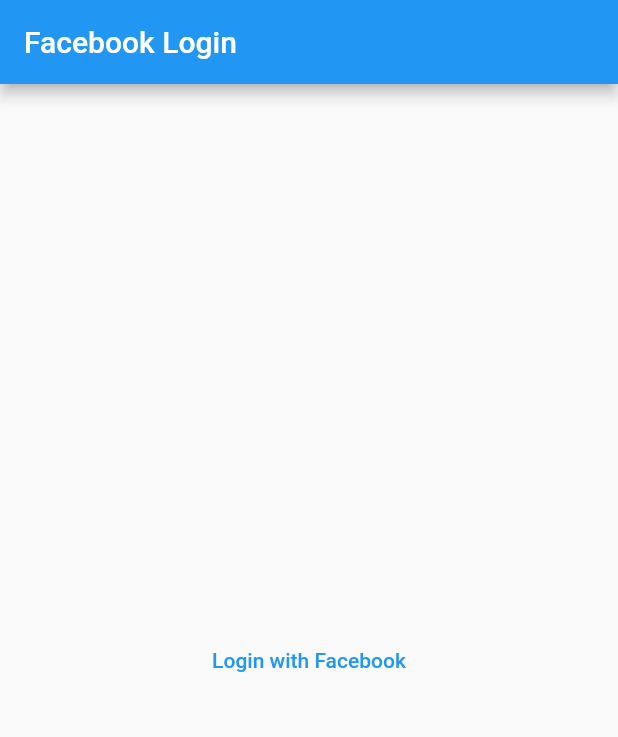
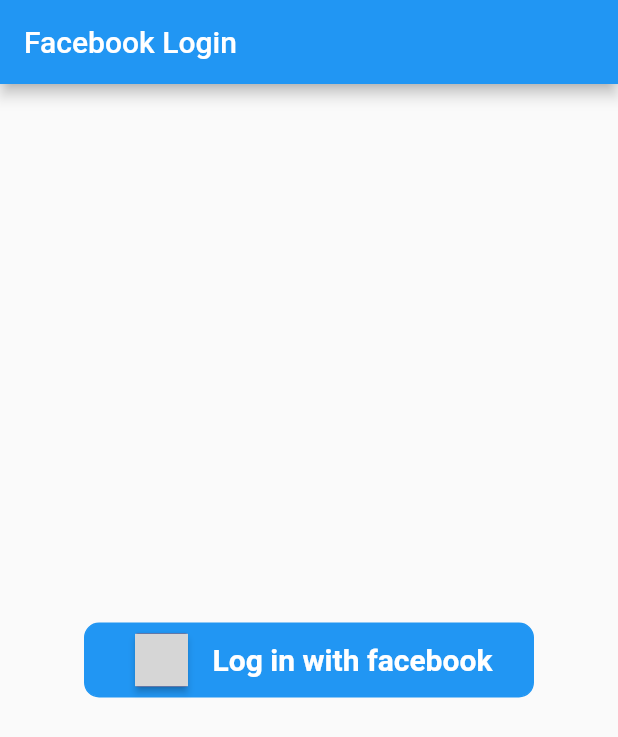
Before and after one commit to Muhammad-Ullah/facebook, a Flutter app: the screen it shows after launch, on a phone screen of 412 x 824 dp. Shown: the top 737 px of the screen. Run offline on Flutter 3.47's test engine with Material 2 defaults, Android fonts, the phone set to English and light mode, and no system bars; our stand-ins replace firebase_auth, firebase_core, flutter_signin_button; missing offline and left inert: flutter_facebook_auth; accounts and stored records are empty; grey boxes are pictures that could not be loaded.

Commit message:
facebook login done

```diff
--- a/lib/facebook.dart
+++ b/lib/facebook.dart
@@ -1,6 +1,7 @@
 import 'package:firebase_auth/firebase_auth.dart';
 import 'package:flutter/material.dart';
 import 'package:flutter_facebook_auth/flutter_facebook_auth.dart';
+import 'package:flutter_signin_button/flutter_signin_button.dart';
 
 
 class FacebookLogin extends StatefulWidget {
@@ -27,16 +28,32 @@ class _FacebookLoginState extends State<FacebookLogin> {
     );
   }
 
+  _displayLoginButton() {
+    return Container(
+      width: 300,
+      decoration: BoxDecoration(
+          border: Border.all(
+            color: Colors.blue,
+          ),
+          borderRadius: BorderRadius.circular(10),
+          color: Colors.blue
+      ),
 
-  _displayLoginButton() {
-    return TextButton(
-      child: const Text(
-        "Login with Facebook",
-        style: TextStyle(color: Colors.blue),
+      child: Row(
+        mainAxisAlignment: MainAxisAlignment.center,
+        crossAxisAlignment: CrossAxisAlignment.center,
+        children: [
+          SignInButton(
+            Buttons.Facebook,
+            text: "Log in with facebook",
+            mini: true,
+            onPressed: () {
+              signInWithFacebook();
+            },
+          ),
+          const Text("  Log in with facebook",style: TextStyle(fontWeight: FontWeight.bold,color: Colors.white,fontSize: 20),),
+        ],
       ),
-      onPressed: () {
-        signInWithFacebook();
-      },
     );
   }
   void signInWithFacebook() async {
--- a/pubspec.yaml
+++ b/pubspec.yaml
@@ -17,6 +17,7 @@ dependencies:
   flutter_facebook_auth: ^3.4.1
   font_awesome_flutter: ^9.0.0
   firebase_messaging_platform_interface: 3.1.6
+  flutter_signin_button: ^2.0.0
 
 
 dev_dependencies:
```
Also changed, not shown: pubspec.lock.
